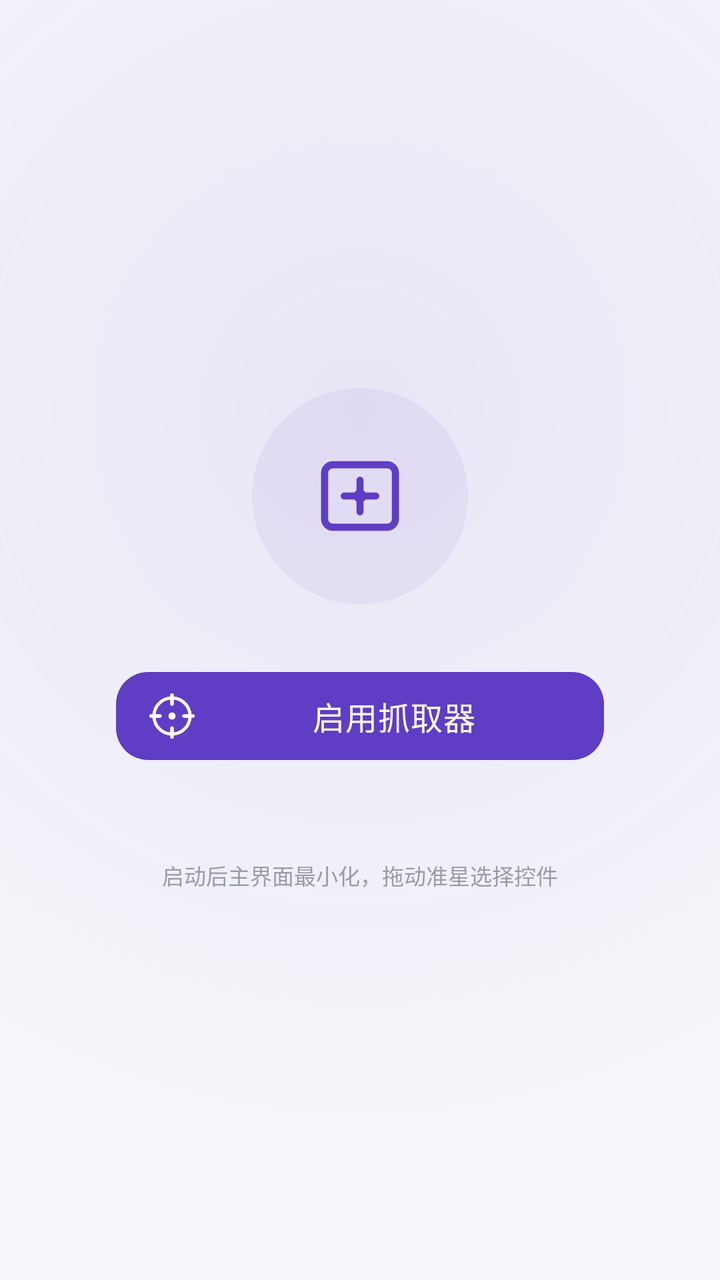
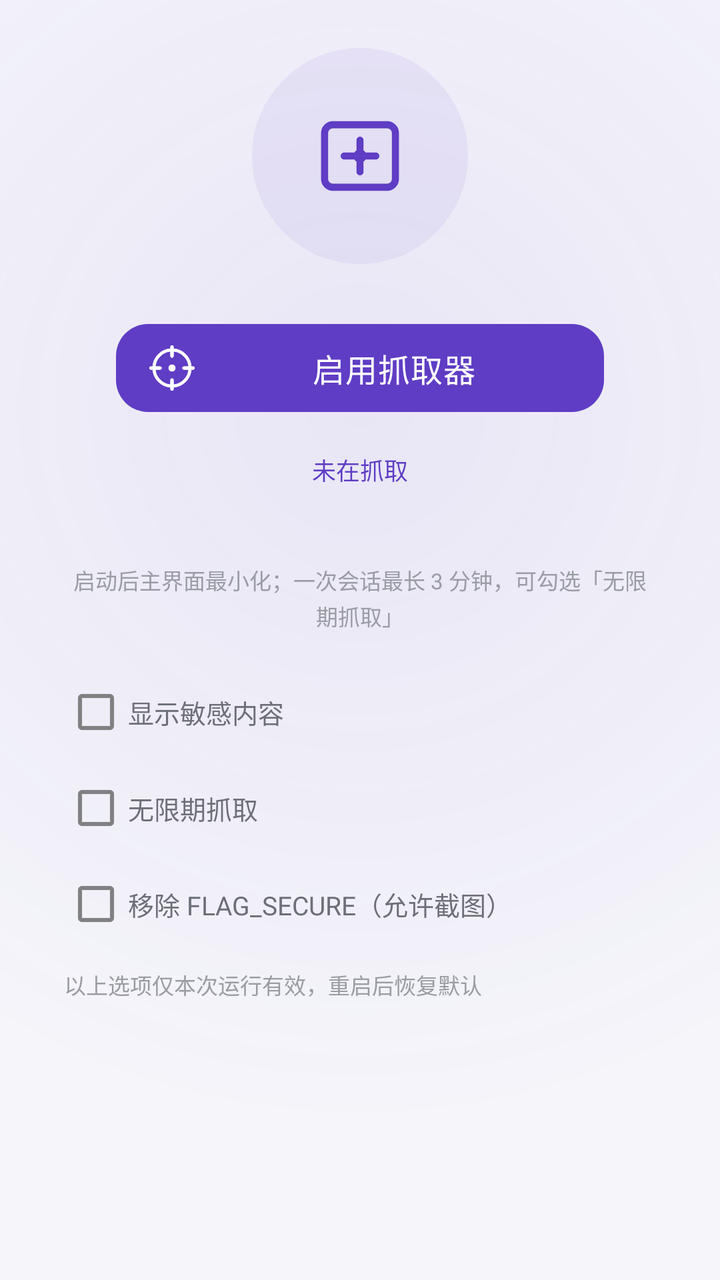

An Android layout rendered at two revisions. The XML below is the earlier revision; the diff shows what the commit changed to produce the second picture.
<!-- AndroidManifest.xml: application theme Theme.EzSpy -->
<!-- res/layout/fragment_grabber.xml -->
<?xml version="1.0" encoding="utf-8"?>
<FrameLayout xmlns:android="http://schemas.android.com/apk/res/android"
    xmlns:app="http://schemas.android.com/apk/res-auto"
    android:layout_width="match_parent"
    android:layout_height="match_parent"
    android:background="@drawable/bg_grabber_glow">

    <LinearLayout
        android:layout_width="match_parent"
        android:layout_height="wrap_content"
        android:layout_gravity="center"
        android:gravity="center_horizontal"
        android:orientation="vertical"
        android:paddingStart="32dp"
        android:paddingEnd="32dp">

        <FrameLayout
            android:layout_width="108dp"
            android:layout_height="108dp"
            android:background="@drawable/bg_icon_circle">

            <ImageView
                android:layout_width="50dp"
                android:layout_height="50dp"
                android:layout_gravity="center"
                android:contentDescription="@null"
                android:src="@drawable/ic_ezspy_mark" />
        </FrameLayout>

        <Space
            android:layout_width="1dp"
            android:layout_height="28dp" />

        <com.google.android.material.button.MaterialButton
            android:id="@+id/grabButton"
            style="@style/Widget.EzSpy.Button"
            android:layout_width="244dp"
            android:layout_height="56dp"
            android:text="@string/grab_start"
            app:icon="@drawable/ic_crosshair" />

        <TextView
            android:id="@+id/statusText"
            android:layout_width="wrap_content"
            android:layout_height="wrap_content"
            android:layout_marginTop="20dp"
            android:gravity="center"
            android:textColor="@color/color_text_secondary"
            android:textSize="12sp" />

        <TextView
            android:layout_width="wrap_content"
            android:layout_height="wrap_content"
            android:layout_marginTop="7dp"
            android:gravity="center"
            android:lineSpacingExtra="2dp"
            android:text="@string/grab_hint"
            android:textColor="@color/color_text_tertiary"
            android:textSize="11sp" />
    </LinearLayout>

</FrameLayout>
<!-- resources referenced by this layout -->
<resources>
  <color name="color_text_secondary">#6D6F78</color>
  <color name="color_text_tertiary">#9A9CA4</color>
  <!-- drawable bg_grabber_glow (drawable) -->
  <?xml version="1.0" encoding="utf-8"?>
  <layer-list xmlns:android="http://schemas.android.com/apk/res/android">
      <item>
          <shape android:shape="rectangle">
              <solid android:color="@color/color_background" />
          </shape>
      </item>
      <item>
          <shape android:shape="rectangle">
              <gradient
                  android:centerX="0.5"
                  android:centerY="0.32"
                  android:endColor="#00000000"
                  android:gradientRadius="360dp"
                  android:startColor="@color/color_accent_glow"
                  android:type="radial" />
          </shape>
      </item>
  </layer-list>
  <!-- drawable bg_icon_circle (drawable) -->
  <?xml version="1.0" encoding="utf-8"?>
  <shape xmlns:android="http://schemas.android.com/apk/res/android"
      android:shape="oval">
      <solid android:color="@color/color_icon_circle" />
  </shape>
  <string name="grab_hint">启动后主界面最小化，拖动准星选择控件</string>
  <string name="grab_start">启用抓取器</string>
  <color name="color_background">#F5F5FA</color>
  <color name="color_accent_glow">#145F3DC4</color>
  <color name="color_icon_circle">#125F3DC4</color>
  <color name="color_accent">#5F3DC4</color>
  <color name="color_button_text">#FFFFFFFF</color>
  <color name="color_button_bg">#5F3DC4</color>
  <color name="color_primary">#5F3DC4</color>
  <color name="color_primary_variant">#4527A0</color>
  <color name="color_on_primary">#FFFFFFFF</color>
  <color name="color_secondary">#6247D6</color>
  <color name="color_on_secondary">#FFFFFFFF</color>
  <color name="color_surface">#FFFFFFFF</color>
  <color name="color_on_surface">#17181D</color>
  <color name="color_on_background">#17181D</color>
  <color name="color_error">#B3261E</color>
  <color name="white">#FFFFFFFF</color>
  <style name="Widget.EzSpy.Toolbar" parent="Widget.MaterialComponents.Toolbar">
          <item name="android:background">@color/color_surface</item>
          <item name="android:elevation">0dp</item>
          <item name="titleTextAppearance">@style/TextAppearance.EzSpy.ToolbarTitle</item>
      </style>
  <color name="color_accent_ripple">#1F5F3DC4</color>
  <style name="TextAppearance.EzSpy.Tab" parent="TextAppearance.MaterialComponents.Button">
          <item name="android:textSize">14sp</item>
          <item name="android:textAllCaps">false</item>
          <item name="android:fontFamily">sans-serif-medium</item>
          <item name="android:letterSpacing">0.01</item>
      </style>
  <style name="TextAppearance.EzSpy.ToolbarTitle" parent="TextAppearance.MaterialComponents.Headline6">
          <item name="android:textSize">20sp</item>
          <item name="android:textColor">@color/color_text_primary</item>
          <item name="android:fontFamily">sans-serif-medium</item>
          <item name="android:letterSpacing">0.01</item>
      </style>
  <color name="color_text_primary">#17181D</color>
  <!-- unchanged entries left out for length: 5 -->
</resources>

<!-- the commit's change to res/layout/fragment_grabber.xml (unified diff, before → after) -->
@@ -1,9 +1,11 @@
 <?xml version="1.0" encoding="utf-8"?>
-<FrameLayout xmlns:android="http://schemas.android.com/apk/res/android"
+<ScrollView xmlns:android="http://schemas.android.com/apk/res/android"
     xmlns:app="http://schemas.android.com/apk/res-auto"
     android:layout_width="match_parent"
     android:layout_height="match_parent"
-    android:background="@drawable/bg_grabber_glow">
+    android:background="@drawable/bg_grabber_glow"
+    android:fillViewport="true"
+    android:scrollbars="none">
 
     <LinearLayout
         android:layout_width="match_parent"
@@ -12,7 +14,9 @@
         android:gravity="center_horizontal"
         android:orientation="vertical"
         android:paddingStart="32dp"
-        android:paddingEnd="32dp">
+        android:paddingTop="24dp"
+        android:paddingEnd="32dp"
+        android:paddingBottom="24dp">
 
         <FrameLayout
             android:layout_width="108dp"
@@ -29,7 +33,7 @@
 
         <Space
             android:layout_width="1dp"
-            android:layout_height="28dp" />
+            android:layout_height="24dp" />
 
         <com.google.android.material.button.MaterialButton
             android:id="@+id/grabButton"
@@ -40,10 +44,32 @@
             app:icon="@drawable/ic_crosshair" />
 
         <TextView
+            android:id="@+id/sessionStatusText"
+            android:layout_width="wrap_content"
+            android:layout_height="wrap_content"
+            android:layout_marginTop="14dp"
+            android:fontFamily="sans-serif-medium"
+            android:gravity="center"
+            android:text="@string/session_idle"
+            android:textColor="@color/color_accent"
+            android:textSize="12sp" />
+
+        <com.google.android.material.button.MaterialButton
+            android:id="@+id/stopButton"
+            style="@style/Widget.MaterialComponents.Button.OutlinedButton"
+            android:layout_width="244dp"
+            android:layout_height="48dp"
+            android:layout_marginTop="8dp"
+            android:text="@string/stop_grab"
+            android:textColor="@color/color_error"
+            android:visibility="gone"
+            app:strokeColor="@color/color_error" />
+
+        <TextView
             android:id="@+id/statusText"
             android:layout_width="wrap_content"
             android:layout_height="wrap_content"
-            android:layout_marginTop="20dp"
+            android:layout_marginTop="16dp"
             android:gravity="center"
             android:textColor="@color/color_text_secondary"
             android:textSize="12sp" />
@@ -51,12 +77,44 @@
         <TextView
             android:layout_width="wrap_content"
             android:layout_height="wrap_content"
-            android:layout_marginTop="7dp"
+            android:layout_marginTop="6dp"
             android:gravity="center"
             android:lineSpacingExtra="2dp"
             android:text="@string/grab_hint"
             android:textColor="@color/color_text_tertiary"
             android:textSize="11sp" />
+
+        <com.google.android.material.checkbox.MaterialCheckBox
+            android:id="@+id/showSensitiveCheck"
+            android:layout_width="match_parent"
+            android:layout_height="wrap_content"
+            android:layout_marginTop="16dp"
+            android:text="@string/show_sensitive"
+            android:textColor="@color/color_text_secondary"
+            android:textSize="13sp" />
+
+        <com.google.android.material.checkbox.MaterialCheckBox
+            android:id="@+id/unlimitedSessionCheck"
+            android:layout_width="match_parent"
+            android:layout_height="wrap_content"
+            android:text="@string/unlimited_session"
+            android:textColor="@color/color_text_secondary"
+            android:textSize="13sp" />
+
+        <com.google.android.material.checkbox.MaterialCheckBox
+            android:id="@+id/disableSecureCheck"
+            android:layout_width="match_parent"
+            android:layout_height="wrap_content"
+            android:text="@string/disable_secure_screen"
+            android:textColor="@color/color_text_secondary"
+            android:textSize="13sp" />
+
+        <TextView
+            android:layout_width="match_parent"
+            android:layout_height="wrap_content"
+            android:layout_marginTop="8dp"
+            android:text="@string/temporary_settings_note"
+            android:textColor="@color/color_text_tertiary"
+            android:textSize="11sp" />
     </LinearLayout>
-
-</FrameLayout>
+</ScrollView>
<!-- resource entries referenced after the edit -->
@@ -28,8 +28,14 @@
       android:shape="oval">
       <solid android:color="@color/color_icon_circle" />
   </shape>
-  <string name="grab_hint">启动后主界面最小化，拖动准星选择控件</string>
+  <string name="disable_secure_screen">移除 FLAG_SECURE（允许截图）</string>
+  <string name="grab_hint">启动后主界面最小化；一次会话最长 3 分钟，可勾选「无限期抓取」</string>
   <string name="grab_start">启用抓取器</string>
+  <string name="session_idle">未在抓取</string>
+  <string name="show_sensitive">显示敏感内容</string>
+  <string name="stop_grab">停止抓取</string>
+  <string name="temporary_settings_note">以上选项仅本次运行有效，重启后恢复默认</string>
+  <string name="unlimited_session">无限期抓取</string>
   <color name="color_background">#F5F5FA</color>
   <color name="color_accent_glow">#145F3DC4</color>
   <color name="color_icon_circle">#125F3DC4</color>
